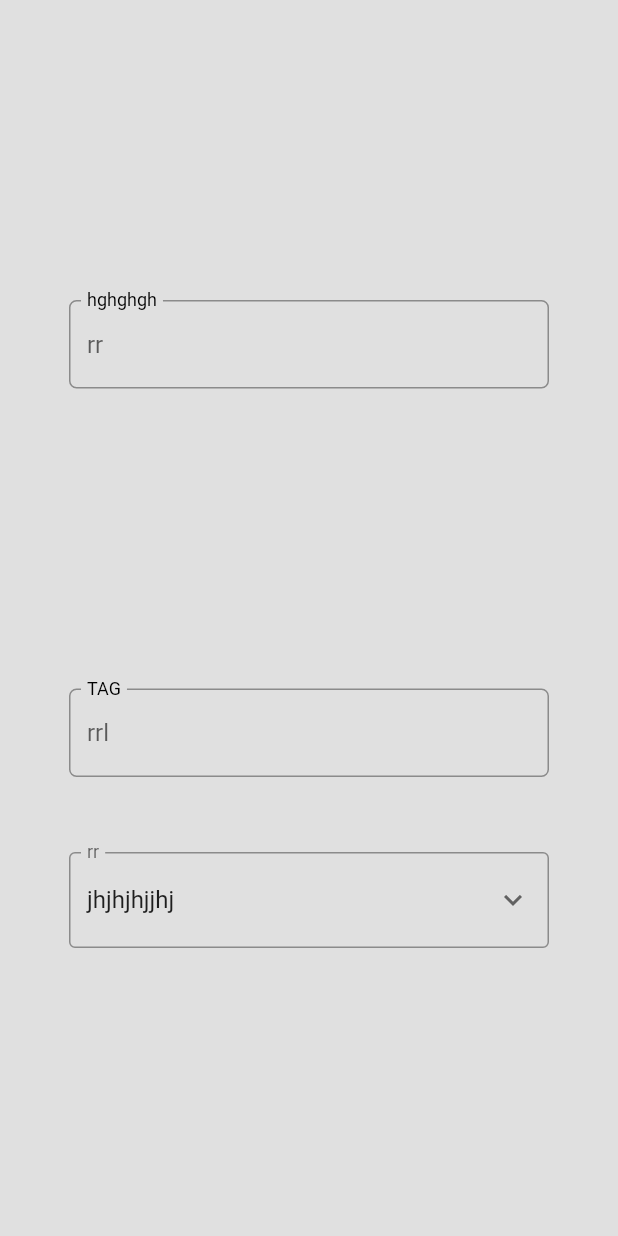
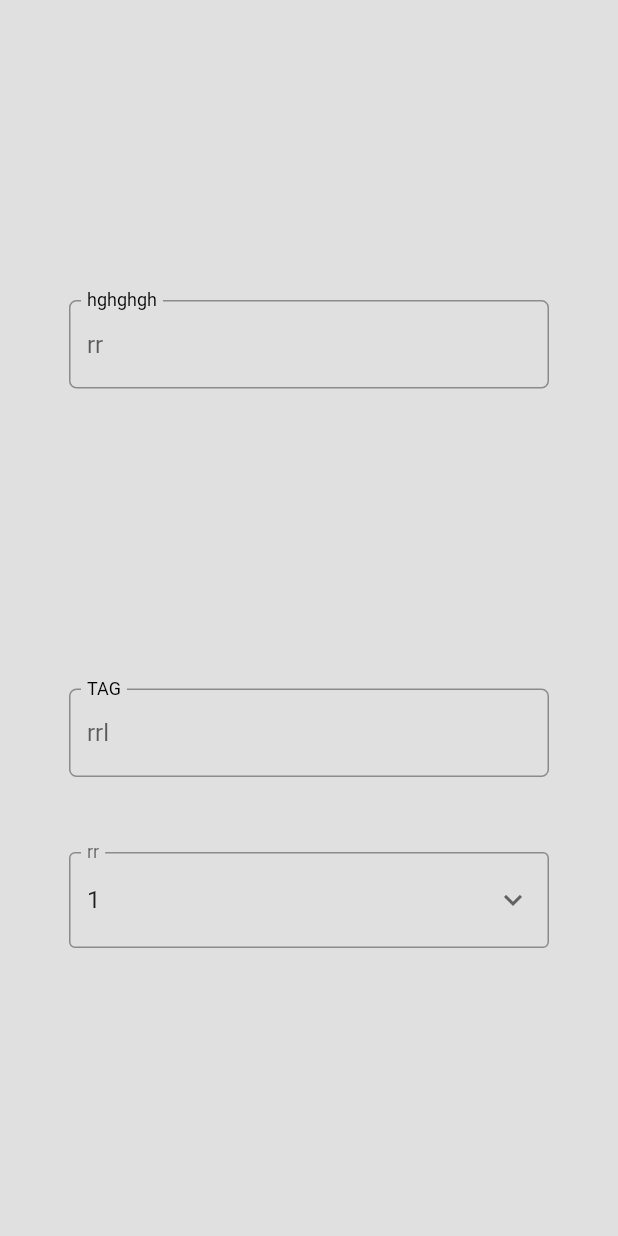
Before and after one commit to Luisrente/testsittca, a Flutter app: the screen it shows after launch, on a phone screen of 412 x 824 dp. Run offline on Flutter 3.47's test engine with Material 2 defaults, Android fonts, the phone set to English and light mode, and no system bars.

```diff
--- a/lib/dropdow.dart
+++ b/lib/dropdow.dart
@@ -1,15 +1,19 @@
+import 'dart:convert';
+
 import 'package:flutter/material.dart';
 
 class DropDown extends StatefulWidget {
   late List<dynamic> list;
   final String labelText;
-  final dynamic Function(dynamic opcionEscogida) onItemSeleccionado;
+  final String name;
+  final dynamic Function(dynamic itemSelection) onItemSelection;
 
   DropDown(
       {Key? key,
       required this.list,
       required this.labelText,
-      required this.onItemSeleccionado})
+      required this.onItemSelection,
+      required this.name})
       : super(key: key);
   @override
   State<DropDown> createState() => _DropDownState();
@@ -23,7 +27,7 @@ class _DropDownState extends State<DropDown> {
     selectedItem = widget.list[0];
   }
 
-  dynamic selectedItem = '';
+  dynamic selectedItem;
   @override
   Widget build(BuildContext context) {
     return Container(
@@ -34,22 +38,24 @@ class _DropDownState extends State<DropDown> {
             border: const OutlineInputBorder(),
           ),
           child: DropdownButtonHideUnderline(
-            child: DropdownButton(
+            child: DropdownButton<dynamic>(
               isExpanded: true,
               isDense: true,
               icon: const Icon(Icons.keyboard_arrow_down),
               value: selectedItem,
               items: widget.list.map((item) {
-                return DropdownMenuItem(
+                Map personMap = item.toJson();
+                print(personMap);
+                return DropdownMenuItem<dynamic>(
                   value: item,
-                  child: Text(item),
+                  child: Text("${personMap[widget.name]}"),
                 );
               }).toList(),
               onChanged: (dynamic nuevaSel) {
                 setState(() {
                   selectedItem = nuevaSel!;
                 });
-                widget.onItemSeleccionado(nuevaSel);
+                widget.onItemSelection(nuevaSel);
               },
             ),
           ),
--- /dev/null
+++ b/lib/model/model.dart
@@ -0,0 +1,19 @@
+class GetUsers {
+  GetUsers({
+    required this.userId,
+    required this.name,
+  });
+
+  int userId;
+  String name;
+
+  factory GetUsers.fromJson(Map<String, dynamic> json) => GetUsers(
+        userId: json["UserID"],
+        name: json["Name"],
+      );
+
+  Map<String, dynamic> toJson() => {
+        "UserID": userId,
+        "Name": name,
+      };
+}
--- a/lib/test.dart
+++ b/lib/test.dart
@@ -1,5 +1,6 @@
 import 'package:flutter/material.dart';
 import 'package:login/dropdow.dart';
+import 'package:login/model/model.dart';
 import 'package:login/text_input.dart';
 
 class InputDecorationI extends StatelessWidget {
@@ -18,8 +19,16 @@ class InputDecorationI extends StatelessWidget {
     'Watermelon',
   ];
 
+  final List<GetUsers> usuarios = [];
+
+  GetUsers user2 = GetUsers(name: "joseee2", userId: 2);
+  GetUsers user1 = GetUsers(name: "jose1", userId: 1);
+
   String _selectedFruit = "Apple";
   Widget build(BuildContext context) {
+    usuarios.add(user1);
+    usuarios.add(user2);
+
     return Scaffold(
       body: SingleChildScrollView(
         child: Column(
@@ -46,9 +55,10 @@ class InputDecorationI extends StatelessWidget {
             ),
             const SizedBox(height: 50),
             DropDown(
-                list: ["jhjhjhjjhj", "eee"],
+                name: "UserID",
+                list: usuarios,
                 labelText: "rr",
-                onItemSeleccionado: (opcionEscogida) {
+                onItemSelection: (opcionEscogida) {
                   print("${opcionEscogida}");
                 }),
           ],
```
